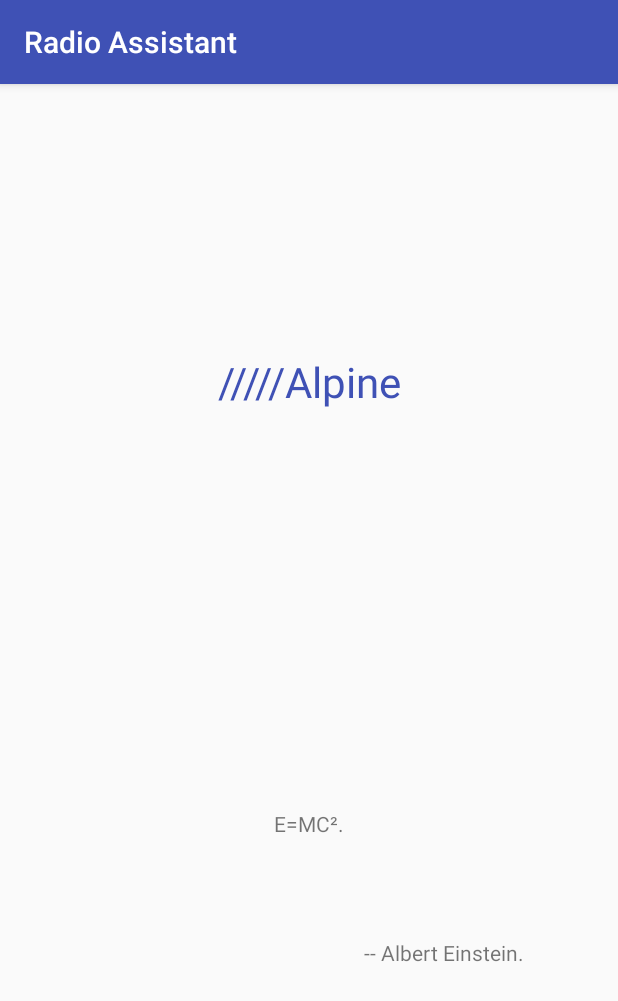
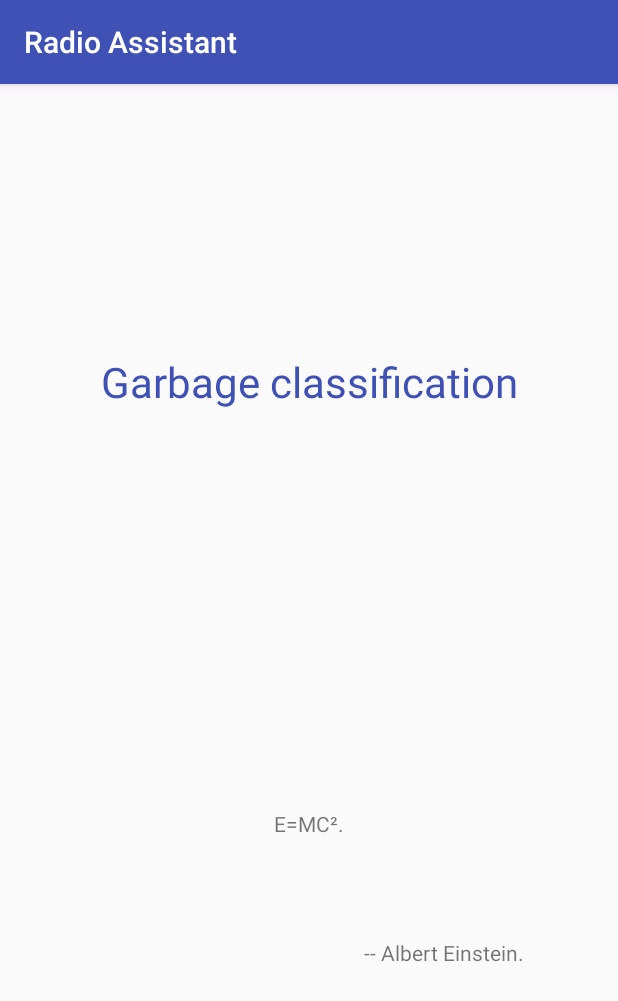
Before and after one commit to zemingzhang/Garbage-classification-App, an Android app: the SplashActivity screen opened directly, with no data from a screen before it, on a phone screen of 412 x 824 dp. Shown: the top 1001 px of the screen. Run offline under Robolectric (Android 15) with nearby library versions, the phone set to English and light mode, and no system bars.

Commit message:
update app logo

```diff
--- a/app/src/main/res/values/strings.xml
+++ b/app/src/main/res/values/strings.xml
@@ -1,7 +1,7 @@
 <resources>
     <string name="app_name">Radio Assistant</string>
     <string name="action_settings">Settings</string>
-    <string name="app_logo">/////Alpine</string>
+    <string name="app_logo">Garbage classification</string>
     <string name="people_name">-- Albert Einstein.</string>
     <string name="app_sentence">I never think of the future. It comes soon enough.</string>
     <string name="app_sentence1">Truth is what stands the test of experience.</string>
```
